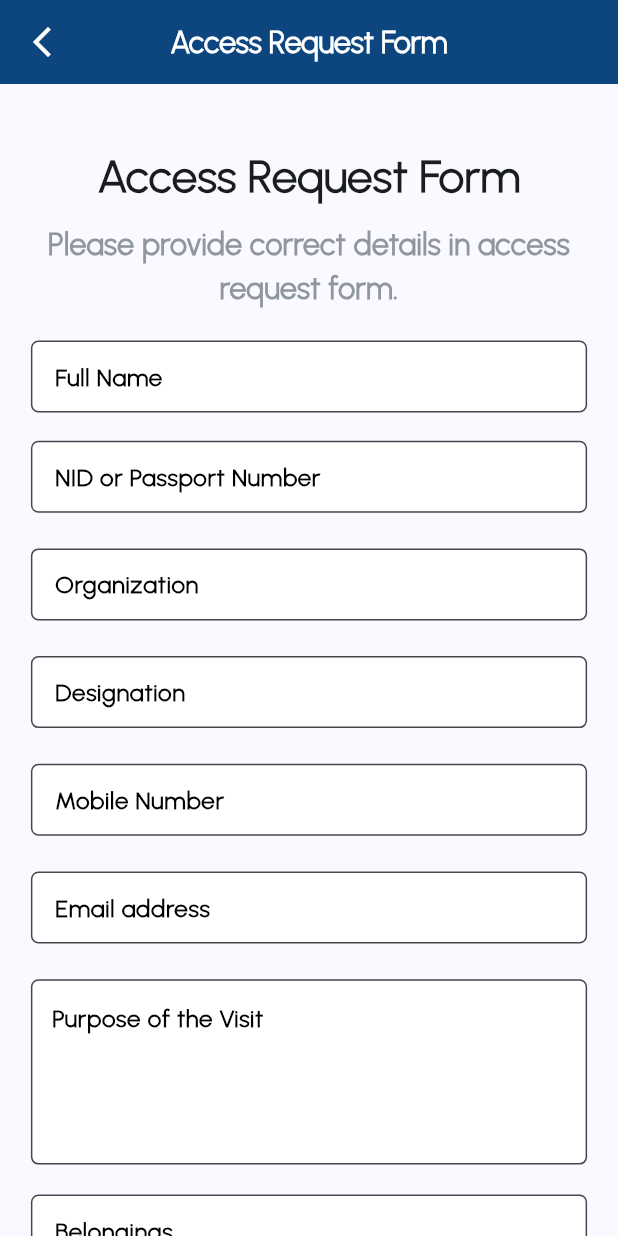
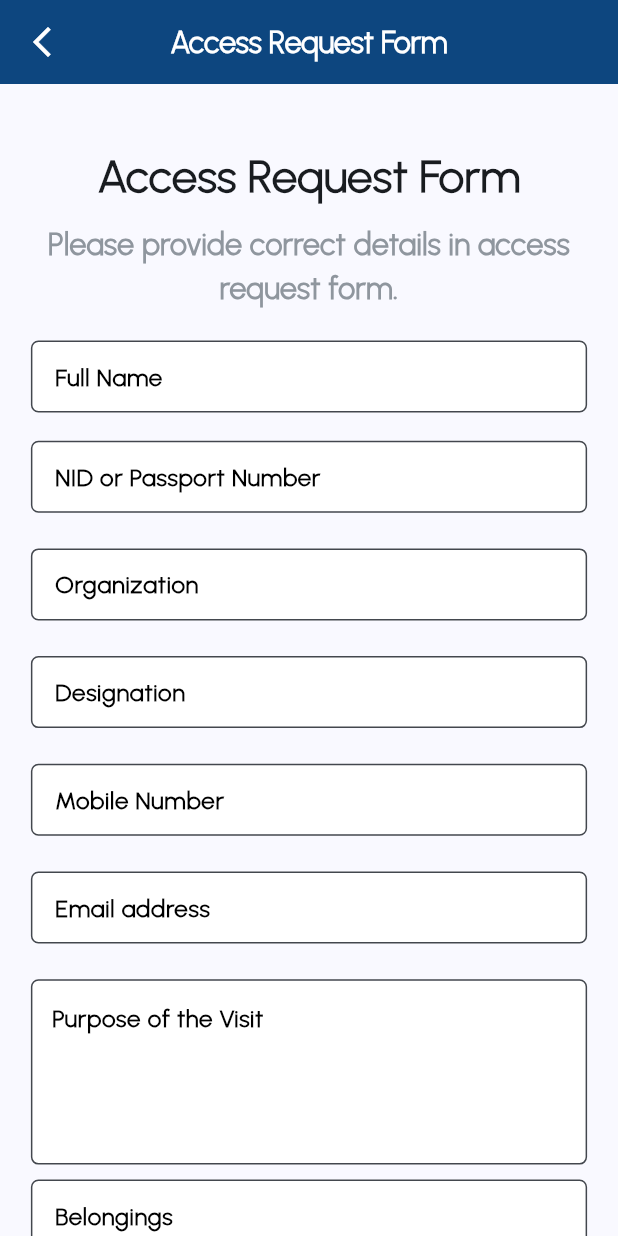
Before and after one commit to Mahfuz-00/national_data_center_app, a Flutter app: the AccessFormGuestUI screen opened directly, on a phone screen of 412 x 824 dp. Run offline on Flutter 3.47's test engine with Material 3 defaults, Android fonts, the phone set to English and light mode, and no system bars; our stand-ins replace bloc, cached_network_image, connectivity, equatable, file_picker, flutter_bloc and 6 more; missing offline and left inert: flutter_charts, flutter_printer, footer, rename_app; accounts and stored records are empty.

Commit message:
Last Updated: 5th Sep 2024

```diff
--- a/lib/UI/Pages/Access Form (Guest)/accessFormGuestUI.dart
+++ b/lib/UI/Pages/Access Form (Guest)/accessFormGuestUI.dart
@@ -266,7 +266,7 @@ class _AccessFormGuestUIState extends State<AccessFormGuestUI> {
                         },
                       ),
                       SizedBox(
-                        height: 20,
+                        height: 10,
                       ),
                       CustomTextFormField(
                         controller: _belongscontroller,
@@ -329,8 +329,8 @@ class _AccessFormGuestUIState extends State<AccessFormGuestUI> {
                           }
                           return null;
                         },
-                        readOnly: true, // Makes the field non-editable
-                        icon: 'Date', // Icon for the date field
+                        readOnly: true,
+                        icon: 'Date',
                         onTap: () {
                           showDatePicker(
                             context: context,
--- a/lib/UI/Pages/Access Form(Visitor)/accessformUI.dart
+++ b/lib/UI/Pages/Access Form(Visitor)/accessformUI.dart
@@ -337,7 +337,7 @@ class _AccessFormUIState extends State<AccessFormUI> {
                                 ),
                               ),
                             ],
-                            SizedBox(height: 20),
+                            SizedBox(height: 10),
                             CustomTextFormField(
                               height: true,
                               controller: _commentcontroller,
@@ -349,7 +349,7 @@ class _AccessFormUIState extends State<AccessFormUI> {
                                 return null;
                               },
                             ),
-                            SizedBox(height: 20),
+                            SizedBox(height: 10),
                             CustomTextFormField(
                               height: true,
                               controller: _personnelcontroller,
@@ -362,7 +362,7 @@ class _AccessFormUIState extends State<AccessFormUI> {
                               },
                             ),
                             SizedBox(
-                              height: 20,
+                              height: 10,
                             ),
                             CustomTextFormField(
                               controller: _belongscontroller,
--- a/lib/UI/Pages/Visitor Dashboard/visitordashboardUI.dart
+++ b/lib/UI/Pages/Visitor Dashboard/visitordashboardUI.dart
@@ -276,7 +276,7 @@ class _VisitorDashboardUIState extends State<VisitorDashboardUI> {
                                   const SizedBox(
                                     height: 15,
                                   ),
-                                  const Text('Request List',
+                                  const Text('Appointment Pending List',
                                       textAlign: TextAlign.left,
                                       style: TextStyle(
                                         color: Colors.black,
@@ -303,7 +303,7 @@ class _VisitorDashboardUIState extends State<VisitorDashboardUI> {
                                   Divider(),
                                   const SizedBox(height: 25),
                                   Container(
-                                    child: const Text('Reviewed List',
+                                    child: const Text('Appointment Accepted List',
                                         textAlign: TextAlign.left,
                                         style: TextStyle(
                                           color: Colors.black,
```
Also changed, not shown: 1 other file.
